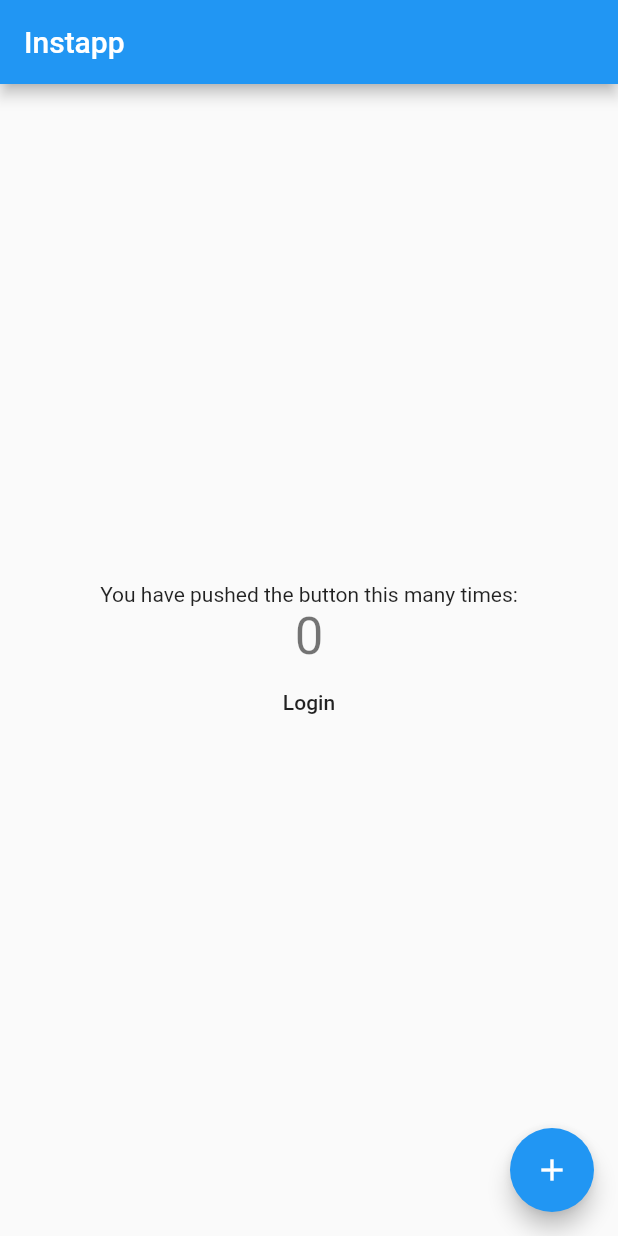
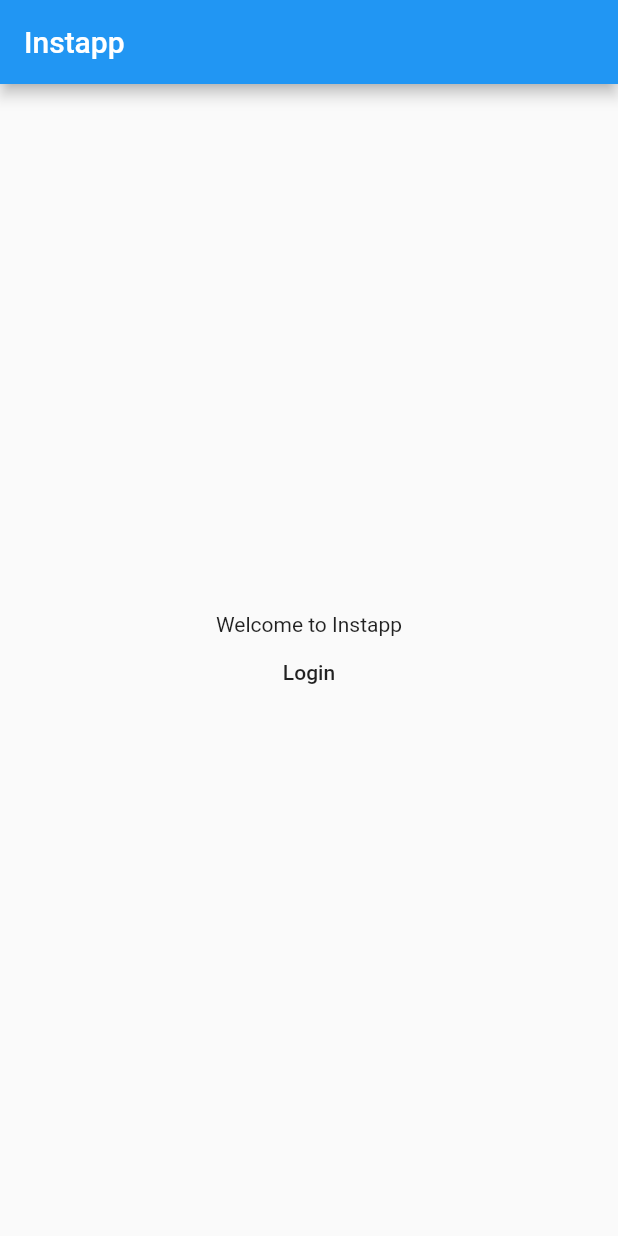
Before and after one commit to Karasini/instapp-flutter, a Flutter app: the screen it shows after launch, on a phone screen of 412 x 824 dp. Run offline on Flutter 3.47's test engine with Material 2 defaults, Android fonts, the phone set to English and light mode, and no system bars.

Commit message:
correct home page

```diff
--- a/instapp/lib/home_page.dart
+++ b/instapp/lib/home_page.dart
@@ -21,19 +21,6 @@ class MyHomePage extends StatefulWidget {
 }
 
 class _MyHomePageState extends State<MyHomePage> {
-  int _counter = 0;
-
-  void _incrementCounter() {
-    setState(() {
-      // This call to setState tells the Flutter framework that something has
-      // changed in this State, which causes it to rerun the build method below
-      // so that the display can reflect the updated values. If we changed
-      // _counter without calling setState(), then the build method would not be
-      // called again, and so nothing would appear to happen.
-      _counter++;
-    });
-  }
-
   @override
   Widget build(BuildContext context) {
     // This method is rerun every time setState is called, for instance as done
@@ -68,13 +55,7 @@ class _MyHomePageState extends State<MyHomePage> {
           // horizontal).
           mainAxisAlignment: MainAxisAlignment.center,
           children: <Widget>[
-            Text(
-              'You have pushed the button this many times:',
-            ),
-            Text(
-              '$_counter',
-              style: Theme.of(context).textTheme.headline4,
-            ),
+            Text("Welcome to Instapp"),
             FlatButton(
                 onPressed: () {
                   Navigator.push(context,
@@ -84,11 +65,6 @@ class _MyHomePageState extends State<MyHomePage> {
           ],
         ),
       ),
-      floatingActionButton: FloatingActionButton(
-        onPressed: _incrementCounter,
-        tooltip: 'Increment',
-        child: Icon(Icons.add),
-      ), // This trailing comma makes auto-formatting nicer for build methods.
     );
   }
 }
```
